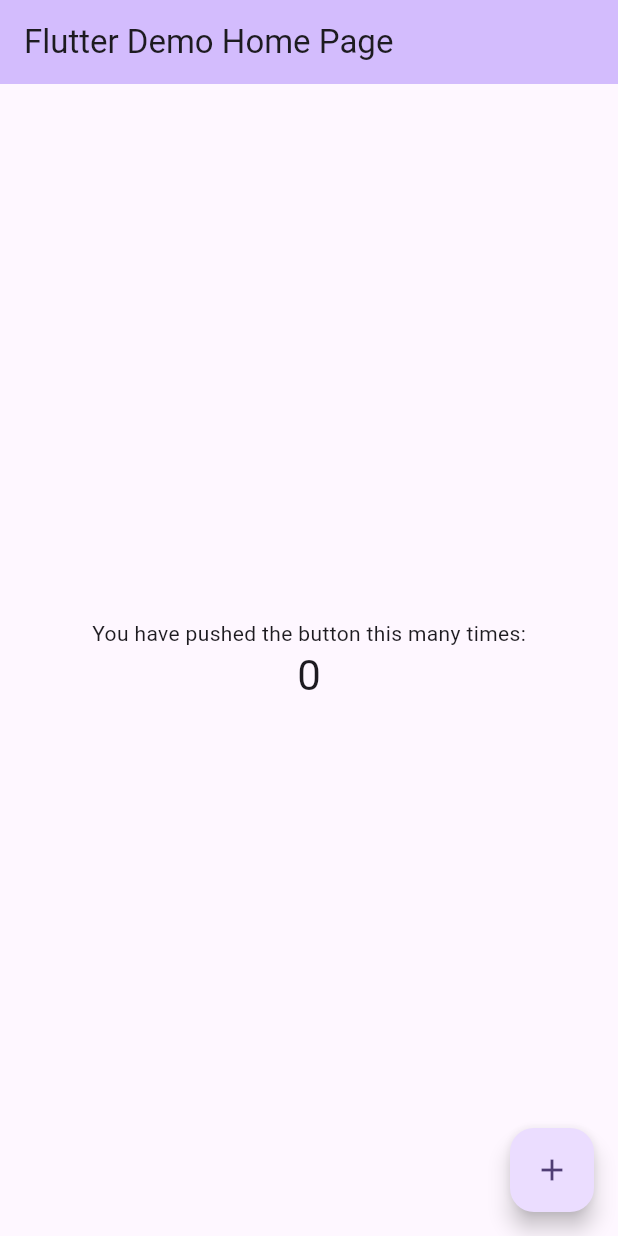
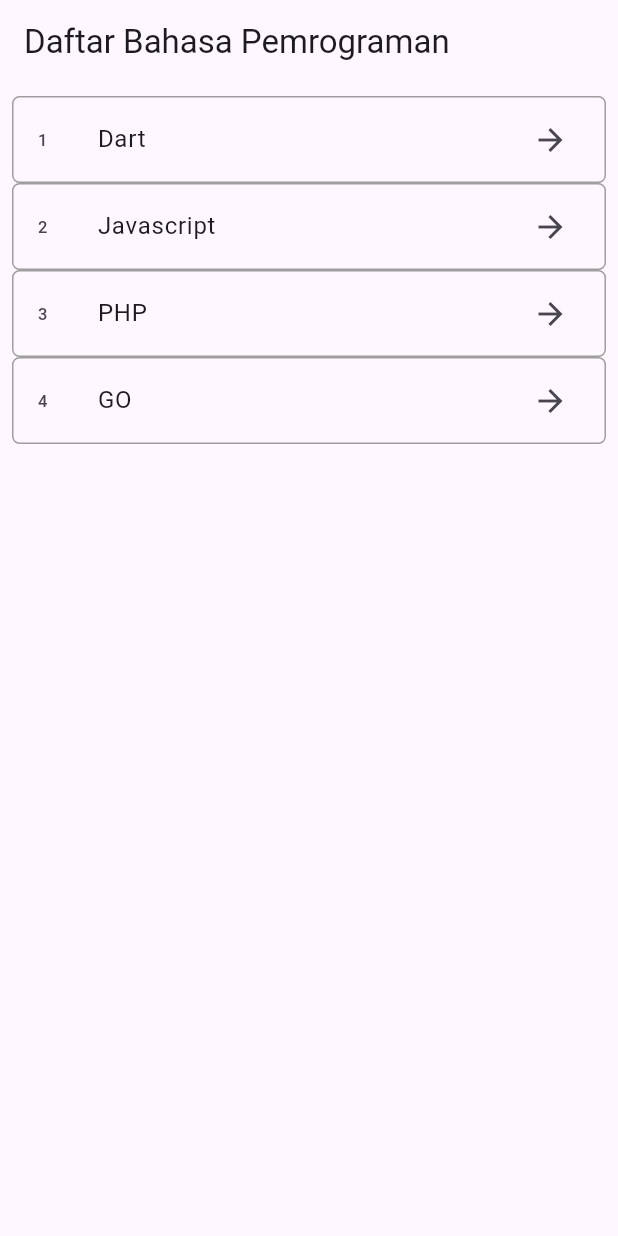
Before and after one commit to irhamumam17/flutter_simple_list_app, a Flutter app: the screen it shows after launch, on a phone screen of 412 x 824 dp. Run offline on Flutter 3.47's test engine with Material 3 defaults, Android fonts, the phone set to English and light mode, and no system bars.

Commit message:
create list

```diff
--- a/lib/main.dart
+++ b/lib/main.dart
@@ -1,4 +1,5 @@
 import 'package:flutter/material.dart';
+import 'package:flutter_simple_list_app/programming_list.dart';
 
 void main() {
   runApp(const MyApp());
@@ -13,113 +14,10 @@ class MyApp extends StatelessWidget {
     return MaterialApp(
       title: 'Flutter Demo',
       theme: ThemeData(
-        // This is the theme of your application.
-        //
-        // TRY THIS: Try running your application with "flutter run". You'll see
-        // the application has a blue toolbar. Then, without quitting the app,
-        // try changing the seedColor in the colorScheme below to Colors.green
-        // and then invoke "hot reload" (save your changes or press the "hot
-        // reload" button in a Flutter-supported IDE, or press "r" if you used
-        // the command line to start the app).
-        //
-        // Notice that the counter didn't reset back to zero; the application
-        // state is not lost during the reload. To reset the state, use hot
-        // restart instead.
-        //
-        // This works for code too, not just values: Most code changes can be
-        // tested with just a hot reload.
         colorScheme: ColorScheme.fromSeed(seedColor: Colors.deepPurple),
         useMaterial3: true,
       ),
-      home: const MyHomePage(title: 'Flutter Demo Home Page'),
+      home: const ProgrammingList(),
     );
   }
 }
-
-class MyHomePage extends StatefulWidget {
-  const MyHomePage({super.key, required this.title});
-
-  // This widget is the home page of your application. It is stateful, meaning
-  // that it has a State object (defined below) that contains fields that affect
-  // how it looks.
-
-  // This class is the configuration for the state. It holds the values (in this
-  // case the title) provided by the parent (in this case the App widget) and
-  // used by the build method of the State. Fields in a Widget subclass are
-  // always marked "final".
-
-  final String title;
-
-  @override
-  State<MyHomePage> createState() => _MyHomePageState();
-}
-
-class _MyHomePageState extends State<MyHomePage> {
-  int _counter = 0;
-
-  void _incrementCounter() {
-    setState(() {
-      // This call to setState tells the Flutter framework that something has
-      // changed in this State, which causes it to rerun the build method below
-      // so that the display can reflect the updated values. If we changed
-      // _counter without calling setState(), then the build method would not be
-      // called again, and so nothing would appear to happen.
-      _counter++;
-    });
-  }
-
-  @override
-  Widget build(BuildContext context) {
-    // This method is rerun every time setState is called, for instance as done
-    // by the _incrementCounter method above.
-    //
-    // The Flutter framework has been optimized to make rerunning build methods
-    // fast, so that you can just rebuild anything that needs updating rather
-    // than having to individually change instances of widgets.
-    return Scaffold(
-      appBar: AppBar(
-        // TRY THIS: Try changing the color here to a specific color (to
-        // Colors.amber, perhaps?) and trigger a hot reload to see the AppBar
-        // change color while the other colors stay the same.
-        backgroundColor: Theme.of(context).colorScheme.inversePrimary,
-        // Here we take the value from the MyHomePage object that was created by
-        // the App.build method, and use it to set our appbar title.
-        title: Text(widget.title),
-      ),
-      body: Center(
-        // Center is a layout widget. It takes a single child and positions it
-        // in the middle of the parent.
-        child: Column(
-          // Column is also a layout widget. It takes a list of children and
-          // arranges them vertically. By default, it sizes itself to fit its
-          // children horizontally, and tries to be as tall as its parent.
-          //
-          // Column has various properties to control how it sizes itself and
-          // how it positions its children. Here we use mainAxisAlignment to
-          // center the children vertically; the main axis here is the vertical
-          // axis because Columns are vertical (the cross axis would be
-          // horizontal).
-          //
-          // TRY THIS: Invoke "debug painting" (choose the "Toggle Debug Paint"
-          // action in the IDE, or press "p" in the console), to see the
-          // wireframe for each widget.
-          mainAxisAlignment: MainAxisAlignment.center,
-          children: <Widget>[
-            const Text(
-              'You have pushed the button this many times:',
-            ),
-            Text(
-              '$_counter',
-              style: Theme.of(context).textTheme.headlineMedium,
-            ),
-          ],
-        ),
-      ),
-      floatingActionButton: FloatingActionButton(
-        onPressed: _incrementCounter,
-        tooltip: 'Increment',
-        child: const Icon(Icons.add),
-      ), // This trailing comma makes auto-formatting nicer for build methods.
-    );
-  }
-}
--- /dev/null
+++ b/lib/programming_list.dart
@@ -0,0 +1,63 @@
+import 'package:flutter/material.dart';
+
+class ProgrammingList extends StatelessWidget {
+  const ProgrammingList({super.key});
+
+  @override
+  Widget build(BuildContext context) {
+    return Scaffold(
+      appBar: AppBar(
+        title: const Text('Daftar Bahasa Pemrograman'),
+      ),
+      body: ListView(
+        padding: const EdgeInsets.all(8),
+        children: [
+          InkWell(
+            onTap: () {},
+            child: ListTile(
+              leading: const Text('1'),
+              trailing: const Icon(Icons.arrow_forward),
+              title: const Text('Dart'),
+              shape: RoundedRectangleBorder(
+                  side: BorderSide(color: Colors.grey.shade500, width: 1),
+                  borderRadius: BorderRadius.circular(5)),
+            ),
+          ),
+          InkWell(
+            onTap: () {},
+            child: ListTile(
+              leading: const Text('2'),
+              trailing: const Icon(Icons.arrow_forward),
+              title: const Text('Javascript'),
+              shape: RoundedRectangleBorder(
+                  side: BorderSide(color: Colors.grey.shade500, width: 1),
+                  borderRadius: BorderRadius.circular(5)),
+            ),
+          ),
+          InkWell(
+            onTap: () {},
+            child: ListTile(
+              leading: const Text('3'),
+              trailing: const Icon(Icons.arrow_forward),
+              title: const Text('PHP'),
+              shape: RoundedRectangleBorder(
+                  side: BorderSide(color: Colors.grey.shade500, width: 1),
+                  borderRadius: BorderRadius.circular(5)),
+            ),
+          ),
+          InkWell(
+            onTap: () {},
+            child: ListTile(
+              leading: const Text('4'),
+              trailing: const Icon(Icons.arrow_forward),
+              title: const Text('GO'),
+              shape: RoundedRectangleBorder(
+                  side: BorderSide(color: Colors.grey.shade500, width: 1),
+                  borderRadius: BorderRadius.circular(5)),
+            ),
+          ),
+        ],
+      ),
+    );
+  }
+}
```
